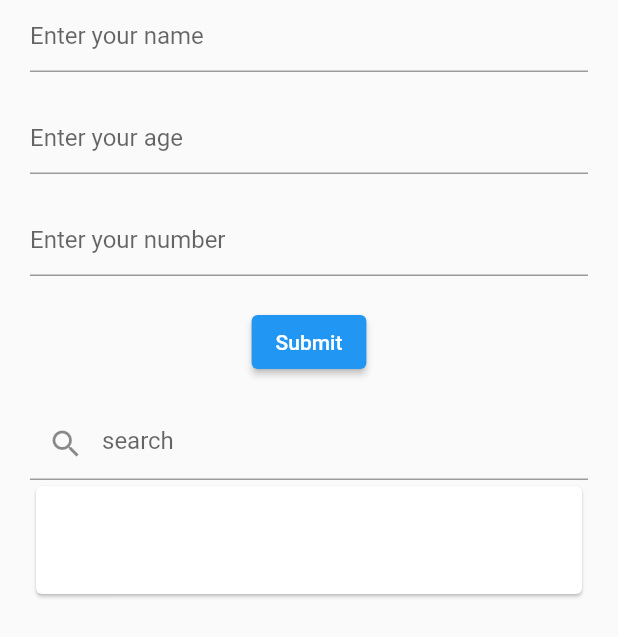
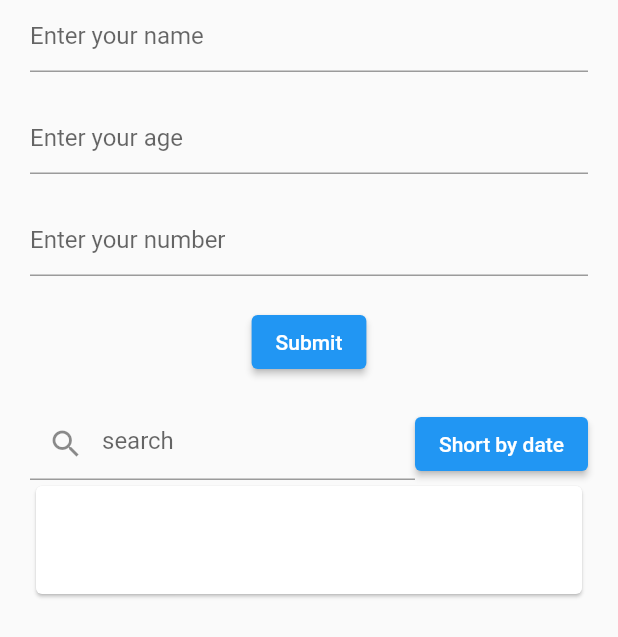
Before and after one commit to Dobariyakishan/firebase_login, a Flutter app: the screen it shows after launch, after a tap on "Submit", on a phone screen of 412 x 824 dp. Shown: the top 637 px of the screen. Run offline on Flutter 3.47's test engine with Material 2 defaults, Android fonts, the phone set to English and light mode, and no system bars; our stand-ins replace cloud_firestore, file_picker, firebase_auth, firebase_core, firebase_storage; missing offline and left inert: sms_otp_auto_verify; accounts and stored records are empty.

Commit message:
sort by date

```diff
--- a/lib/sendData_readData_firebase.dart
+++ b/lib/sendData_readData_firebase.dart
@@ -38,13 +38,27 @@ class _SendDataFirebaseState extends State<SendDataFirebase> {
     dynamic resultant = await getUsersList();
 
     if (resultant == null) {
-      print('Unable to retrieve');
+      log('Unable to retrieve');
     } else {
       setState(() {
         userProfilesList = resultant;
       });
     }
   }
+
+  sortByDate() async {
+    dynamic resultants = await getDateBy();
+
+    if (resultants == null) {
+      log('Unable to retrieve');
+    } else {
+      setState(() {
+        userProfilesList = resultants;
+      });
+    }
+  }
+
+
 
   Future<void> sendData ()async {
     return users.add({
@@ -55,6 +69,27 @@ class _SendDataFirebaseState extends State<SendDataFirebase> {
     .then((value) => log('added Successfully'))
     .catchError((error)=> log('add failed $error'));
   }
+  Future getDateBy() async {
+    List  getDateBy = [];
+    try {
+      await  FirebaseFirestore.instance
+          .collection('users')
+          .orderBy('date', descending: false )
+          .get().then((querySnapshot) {
+        for (var element in querySnapshot.docs) {
+          getDateBy.add(element.data());
+        }
+        log(' itemList : ${ getDateBy.length.toString()}');
+      });
+      return getDateBy;
+    } catch (e) {
+      log(e.toString());
+      return null;
+    }
+
+
+  }
+
   Future getUsersList() async {
     List itemsList = [];
 
@@ -107,6 +142,23 @@ class _SendDataFirebaseState extends State<SendDataFirebase> {
                 ),
                 const SizedBox(height: 20,),
                 ElevatedButton(onPressed:()async{
+
+                  // Update'''->
+
+                  // FirebaseFirestore.instance
+                  //     .collection('users')
+                  //     .get()
+                  //     .then(
+                  //       (value) => value.docs.forEach(
+                  //         (element) {
+                  //       var docRef = FirebaseFirestore.instance
+                  //           .collection('users')
+                  //           .doc(element.id);
+                  //
+                  //       docRef.update({'date': DateTime.now()});
+                  //     },
+                  //   ),
+                  // );
                  await sendData();
                   await fetchDatabaseList();
                   setState((){});
@@ -115,7 +167,10 @@ class _SendDataFirebaseState extends State<SendDataFirebase> {
                   numberController.clear();
                   } , child:const  Text('Submit')),
                 const SizedBox(height: 20,),
-                TextFormField(
+                Row(
+                  children: [
+                    Expanded(
+                      child: TextFormField(
                         onChanged: (value){
                           setState((){
                             name=value;
@@ -126,6 +181,13 @@ class _SendDataFirebaseState extends State<SendDataFirebase> {
                           prefixIcon: Icon(Icons.search)
 
                         ),
+                      ),
+                    ),
+                    ElevatedButton(onPressed:()async{
+                      sortByDate();
+
+                    } , child:const  Text('Short by date')),
+                  ],
                 ),
               SizedBox(
                 height: 500,
@@ -153,6 +215,30 @@ class _SendDataFirebaseState extends State<SendDataFirebase> {
         ),
       );
     }
+                      if (userProfilesList[index]['age'].toString()
+                          .toString()
+                          .toLowerCase()
+                          .startsWith(name.toLowerCase())) {
+                        return Card(
+                          child: ListTile(
+                            title: Text(userProfilesList[index]['name'].toString()),
+                            subtitle: Text(userProfilesList[index]['age'].toString()),
+                            trailing: Text('${userProfilesList[index]['number'].toString()}'),
+                          ),
+                        );
+                      }
+                      if (userProfilesList[index]['number'].toString()
+                          .toString()
+                          .toLowerCase()
+                          .startsWith(name.toLowerCase())) {
+                        return Card(
+                          child: ListTile(
+                            title: Text(userProfilesList[index]['name'].toString()),
+                            subtitle: Text(userProfilesList[index]['age'].toString()),
+                            trailing: Text('${userProfilesList[index]['number'].toString()}'),
+                          ),
+                        );
+                      }
     return Container();
 
                     }),
```
Lines whose indentation alone changed are shown as unchanged.
